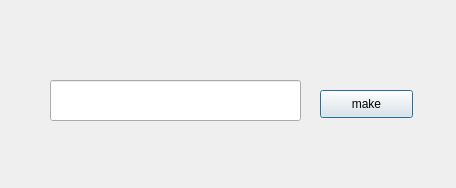
The window that Solution2/makeroom.ui (hansolc/gui) describes before a commit, drawn with Qt 5.
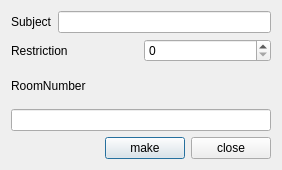
The same window after the commit.

Patch:
```diff
--- a/Solution2/makeroom.ui
+++ b/Solution2/makeroom.ui
@@ -6,36 +6,84 @@
    <rect>
     <x>0</x>
     <y>0</y>
-    <width>456</width>
-    <height>188</height>
+    <width>282</width>
+    <height>170</height>
    </rect>
   </property>
   <property name="windowTitle">
    <string>Dialog</string>
   </property>
-  <widget class="QLineEdit" name="lineEdit_propw">
-   <property name="geometry">
-    <rect>
-     <x>50</x>
-     <y>80</y>
-     <width>251</width>
-     <height>41</height>
-    </rect>
-   </property>
-  </widget>
-  <widget class="QPushButton" name="pushButton_makeRoom">
-   <property name="geometry">
-    <rect>
-     <x>320</x>
-     <y>90</y>
-     <width>93</width>
-     <height>28</height>
-    </rect>
-   </property>
-   <property name="text">
-    <string>make</string>
-   </property>
-  </widget>
+  <layout class="QVBoxLayout" name="verticalLayout">
+   <item>
+    <layout class="QHBoxLayout" name="horizontalLayout">
+     <item>
+      <widget class="QLabel" name="label">
+       <property name="text">
+        <string>Subject</string>
+       </property>
+      </widget>
+     </item>
+     <item>
+      <widget class="QLineEdit" name="lineEdit_subject"/>
+     </item>
+    </layout>
+   </item>
+   <item>
+    <layout class="QHBoxLayout" name="horizontalLayout_2">
+     <item>
+      <widget class="QLabel" name="label_2">
+       <property name="text">
+        <string>Restriction</string>
+       </property>
+      </widget>
+     </item>
+     <item>
+      <widget class="QSpinBox" name="numStudent"/>
+     </item>
+    </layout>
+   </item>
+   <item>
+    <widget class="QLabel" name="label_3">
+     <property name="text">
+      <string>RoomNumber</string>
+     </property>
+    </widget>
+   </item>
+   <item>
+    <widget class="QLineEdit" name="lineEdit_room"/>
+   </item>
+   <item>
+    <layout class="QHBoxLayout" name="horizontalLayout_3">
+     <item>
+      <spacer name="horizontalSpacer_3">
+       <property name="orientation">
+        <enum>Qt::Horizontal</enum>
+       </property>
+       <property name="sizeHint" stdset="0">
+        <size>
+         <width>40</width>
+         <height>20</height>
+        </size>
+       </property>
+      </spacer>
+     </item>
+     <item>
+      <widget class="QPushButton" name="pushButton_makeRoom">
+       <property name="text">
+        <string>make</string>
+       </property>
+      </widget>
+     </item>
+     <item>
+      <widget class="QPushButton" name="pushButton_close">
+       <property name="text">
+        <string>close</string>
+       </property>
+      </widget>
+     </item>
+    </layout>
+   </item>
+  </layout>
  </widget>
  <resources/>
  <connections/>
```
